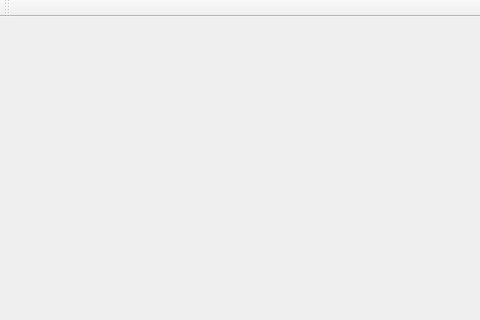
Before: the Qt Designer form Client/mainwindow.ui in ArtemD/SpeedFreak, drawn with Qt 5; both pictures show x 0 to 480 and y 0 to 320 of the 800 by 440 pixel window.
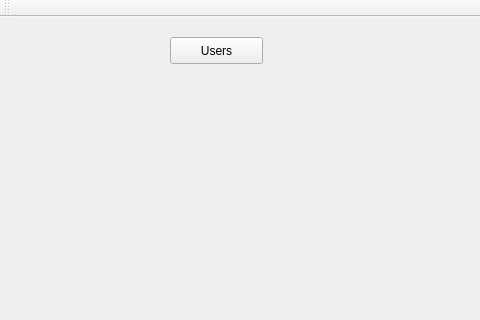
After: the same form once the commit is applied. Icons and pictures are not drawn.

Commit message: Added functionality for other users listing and viewing other users info.

Patch:
```diff
--- a/Client/mainwindow.ui
+++ b/Client/mainwindow.ui
@@ -33,6 +33,19 @@
      <bool>true</bool>
     </property>
    </widget>
+   <widget class="QPushButton" name="pushButtonUsers">
+    <property name="geometry">
+     <rect>
+      <x>170</x>
+      <y>20</y>
+      <width>93</width>
+      <height>27</height>
+     </rect>
+    </property>
+    <property name="text">
+     <string>Users</string>
+    </property>
+   </widget>
   </widget>
   <widget class="QMenuBar" name="menuBar">
    <property name="geometry">
```
The commit also changes 6 other files.
